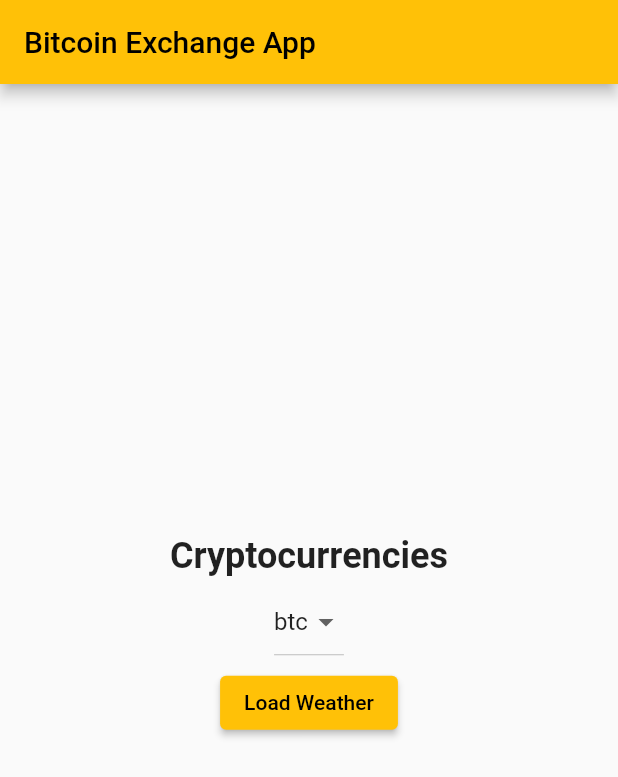
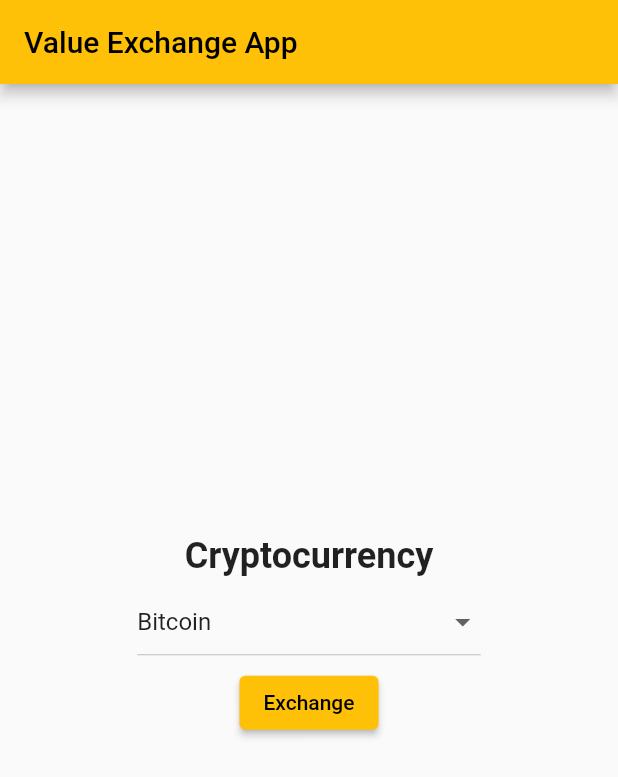
Before and after one commit to aa206/LabAssignment1, a Flutter app: the screen it shows after launch, on a phone screen of 412 x 824 dp. Shown: the top 777 px of the screen. Run offline on Flutter 3.47's test engine with Material 2 defaults, Android fonts, the light colour scheme and no system bars; missing offline and left inert: ndialog.

Commit message:
Update crypto.dart

```diff
--- a/lib/crypto.dart
+++ b/lib/crypto.dart
@@ -29,24 +29,28 @@ class CryptoCurrency extends StatefulWidget {
 }
 
 class _CryptoCurrencyState extends State<CryptoCurrency> {
- String defaultct = "btc", description = "";
- var data;
+ String defaultct = "Bitcoin", description = "";
+ var name, value, type, unit;
  List<String> crypto = [
-   "btc",
-   "eth",
-   "ltc",
+   "Bitcoin",
+   "US Dollar",
+   "United Arab Emirates Dirham",
+   "Chinese Yuan",
+   "Japanese Yen",
+   "South Korean Won",
+   "Malaysian Ringgit RM",
  ];
 
   @override
   Widget build(BuildContext context) {
     return Scaffold(
-      appBar: AppBar(title: const Text("Bitcoin Exchange App")),
+      appBar: AppBar(title: const Text("Value Exchange App")),
       body: Center(
         child: Column(
           mainAxisAlignment: MainAxisAlignment.center,
           children: [
           const Text(
-            "Cryptocurrencies",
+            "Cryptocurrency",
             style: TextStyle(fontSize: 24, fontWeight: FontWeight.bold),
             ),
             DropdownButton(
@@ -67,7 +71,7 @@ class _CryptoCurrencyState extends State<CryptoCurrency> {
               }).toList(),
             ),
             ElevatedButton(
-              onPressed: _loadData, child: const Text("Load Weather")),
+              onPressed: _loadData, child: const Text("Exchange")),
             const SizedBox(height: 10),
             Text(
               description,
@@ -86,10 +90,13 @@ class _CryptoCurrencyState extends State<CryptoCurrency> {
      if (response.statusCode == 200){
       var jsonData = response.body;
       var parsedData = json.decode(jsonData);
-      data = parsedData['rates'];
+      name = parsedData['rates']['btc']['name'];
+      value = parsedData['rates']['btc']['value'];
+      type = parsedData['rates']['btc']['type'];
+      unit = parsedData['rates']['btc']['unit'];
       setState(() {
         description =
-            "Name: $data ";
+            "Name : $name \nUnit     : $unit \nValue  : $value \nType   : $type";
       });
       progressDialog.dismiss();
      }
```
